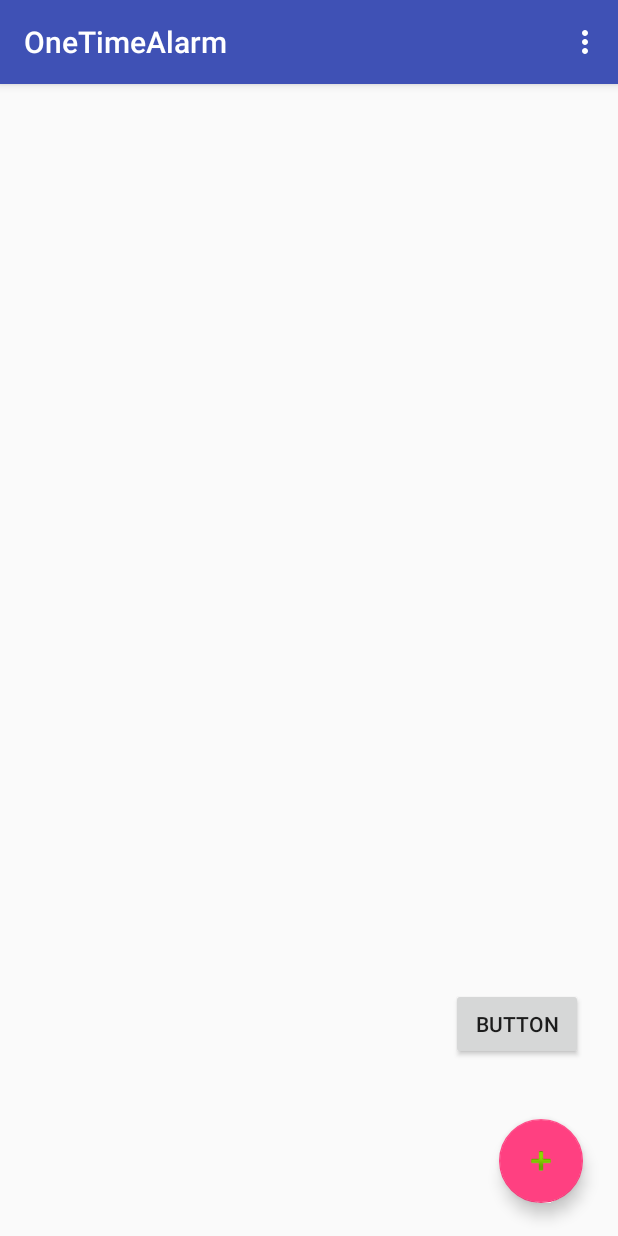
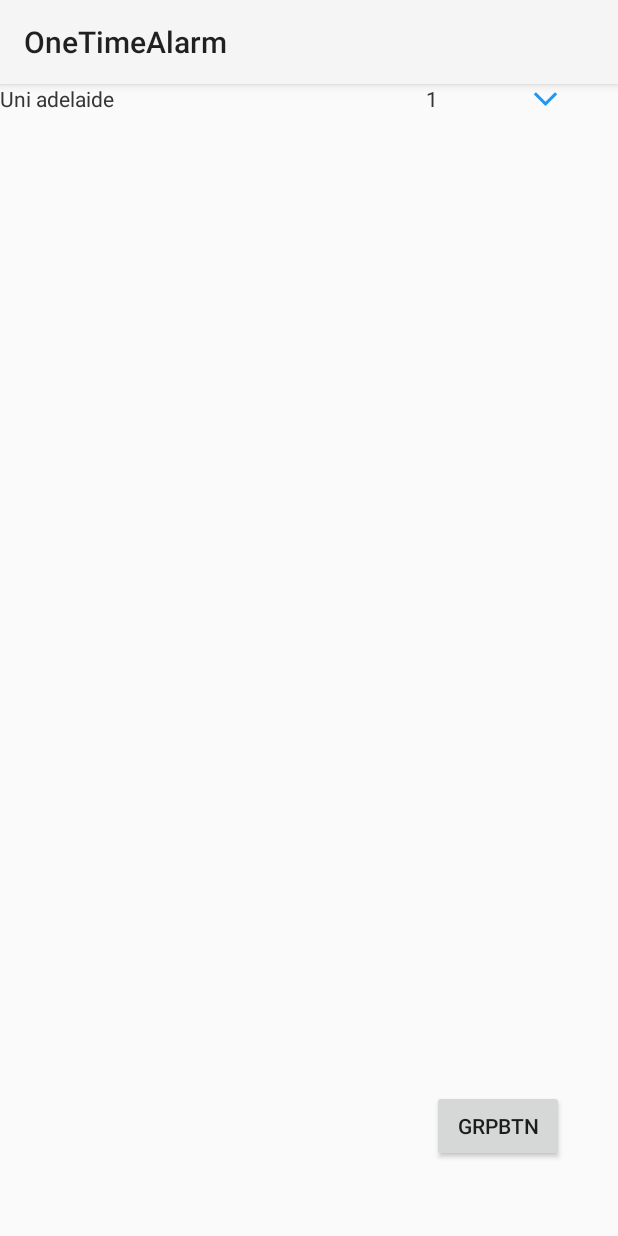
Before and after one commit to imsafwanuk/notify-me-android-app, an Android app: the screen it shows after launch (StartupActivity before the commit, GroupViewActivity after it), on a phone screen of 412 x 824 dp. Run offline under Robolectric (Android 15) with nearby library versions, the phone set to English and light mode, and no system bars.

Commit message:
collapsable fragment done with correct behavior and no design

```diff
--- /dev/null
+++ b/OneTimeAlarm/app/src/main/java/com/example/safwan/onetimealarm/GroupViewActivity.java
@@ -0,0 +1,54 @@
+package com.example.safwan.onetimealarm;
+
+import android.app.FragmentManager;
+import android.app.FragmentTransaction;
+import android.content.Intent;
+import android.support.v7.app.AppCompatActivity;
+import android.os.Bundle;
+import android.view.View;
+import android.widget.Button;
+
+import java.util.ArrayList;
+import java.util.HashMap;
+
+public class GroupViewActivity extends AppCompatActivity {
+
+    HashMap<String, ArrayList<Alarm> > locationMap;
+    Button grpbtn;
+    @Override
+    protected void onCreate(Bundle savedInstanceState) {
+        super.onCreate(savedInstanceState);
+        setContentView(R.layout.activity_group_view);
+
+
+        Intent i = getIntent();
+        if(i.hasExtra("hashmap")){
+            locationMap = (HashMap<String, ArrayList<Alarm> >) i.getSerializableExtra("hashmap");
+            System.out.println("found map");
+        }
+
+        grpbtn = (Button) findViewById(R.id.grpbtn);
+//        grpbtn.setOnClickListener(new View.OnClickListener() {
+//            @Override
+//            public void onClick(View view) {
+//
+//            }
+//        });
+
+
+        // add frag
+        FragmentManager fragmentManager = getFragmentManager();
+        FragmentTransaction fragmentTransaction = fragmentManager.beginTransaction();
+        LocationFragment locationFragment = new LocationFragment();
+        Bundle bundle = new Bundle();
+        bundle.putSerializable("hashmap",locationMap);
+        locationFragment.setArguments(bundle);
+        fragmentTransaction.add(R.id.frag, locationFragment);
+        fragmentTransaction.commit();
+//
+
+
+    }
+
+
+}
--- a/OneTimeAlarm/app/src/main/java/com/example/safwan/onetimealarm/StartupActivity.java
+++ b/OneTimeAlarm/app/src/main/java/com/example/safwan/onetimealarm/StartupActivity.java
@@ -29,6 +29,7 @@ import com.google.gson.reflect.TypeToken;
 
 import java.lang.reflect.Type;
 import java.util.ArrayList;
+import java.util.HashMap;
 
 public class StartupActivity extends AppCompatActivity {
 
@@ -46,7 +47,7 @@ public class StartupActivity extends AppCompatActivity {
     FloatingActionButton create_alarm_btn;
     TextView alarm_time_1;
     RelativeLayout startup_relative_layout;
-    Button btn;
+    Button chgbtn;
     TableLayout alarm_table;
     int cbId = CHECKBOX_ID_START;
 
@@ -64,6 +65,9 @@ public class StartupActivity extends AppCompatActivity {
         setContentView(R.layout.activity_startup);
         System.out.println("on create");
 
+        //
+
+
         alarm_table = (TableLayout) findViewById(R.id.alarm_table);
         create_alarm_btn = (FloatingActionButton) findViewById(R.id.create_alarm_btn);
 
@@ -79,10 +83,12 @@ public class StartupActivity extends AppCompatActivity {
 
 
         // demo button
-        btn = (Button) findViewById(R.id.btn);
-        btn.setOnClickListener(callMe);
+        chgbtn = (Button) findViewById(R.id.chngbtn);
+        chgbtn.setOnClickListener(callMe);
 
         create_alarm_btn .setOnClickListener(createNewAlarm);
+
+        callMe();
     }
 
 
@@ -141,12 +147,27 @@ public class StartupActivity extends AppCompatActivity {
     }
 
 
+    private void callMe() {
+
+            System.out.println("Call me ;)");
+            createLocationGroup();
+            getAllLocation();
+            Intent i = new Intent(StartupActivity.this, GroupViewActivity.class);
+            i.putExtra("hashmap", locationMap);
+            startActivity(i);
+    }
+
     private View.OnClickListener callMe = new View.OnClickListener() {
 
         @Override
         public void onClick(final View v) {
             System.out.println("Call me ;)");
-            insertAlarm(new Alarm());
+            createLocationGroup();
+            getAllLocation();
+            Intent i = new Intent(StartupActivity.this, GroupViewActivity.class);
+            i.putExtra("hashmap",locationMap);
+            startActivity(i);
+//            insertAlarm(new Alarm());
 //            try {
 //                alarmObj = alarmObjList.get(0).clone();
 //                createAlarmRow(alarmObj);
@@ -285,9 +306,8 @@ public class StartupActivity extends AppCompatActivity {
 
         // linear vertical layout
         LinearLayout linear_vertical_layout = new LinearLayout(StartupActivity.this);
-//        linear_vertical_layout.setLayoutParams(new LinearLayout.LayoutParams(ViewGroup.LayoutParams.MATCH_PARENT, ViewGroup.LayoutParams.MATCH_PARENT));
         linear_vertical_layout.setOrientation(LinearLayout.VERTICAL);
-//        linear_vertical_layout.setGravity(Gravity.LEFT);
+
 
             // TextView to display time
             TextView tv_time = new TextView(StartupActivity.this);
@@ -691,4 +711,34 @@ public class StartupActivity extends AppCompatActivity {
         }
     }
 
+
+    HashMap<String, ArrayList> locationMap;
+    private void createLocationGroup() {
+        locationMap = new HashMap<String, ArrayList>();
+        for(Alarm a : alarmObjList) {
+            String location = a.getLocation();
+            System.out.println("Loca: " + location);
+            if(!location.isEmpty() && !locationMap.containsKey(location)) {
+                locationMap.put(location,new ArrayList<Alarm>());
+            }
+
+            ArrayList<Alarm> arr = locationMap.get(location);
+            if(arr != null && !arr.contains(a))
+                arr.add(a);
+        }
+    }
+
+    private void getAllLocation() {
+        System.out.println("In get loca");
+
+
+        for(String s : locationMap.keySet()) {
+            System.out.println(s);
+            ArrayList<Alarm> arr = locationMap.get(s);
+            for(Alarm a : arr) {
+                System.out.println(a.getTimeString());
+            }
+        }
+    }
+
 }
--- /dev/null
+++ b/OneTimeAlarm/app/src/main/res/layout/activity_group_view.xml
@@ -0,0 +1,29 @@
+<?xml version="1.0" encoding="utf-8"?>
+<RelativeLayout xmlns:android="http://schemas.android.com/apk/res/android"
+    xmlns:app="http://schemas.android.com/apk/res-auto"
+    xmlns:tools="http://schemas.android.com/tools"
+    android:id="@+id/r"
+    android:layout_width="match_parent"
+    android:layout_height="match_parent"
+    tools:context="com.example.safwan.onetimealarm.GroupViewActivity">
+
+
+    <fragment
+        android:id="@+id/frag"
+        android:layout_width="match_parent"
+        android:layout_height="wrap_content"
+        class="com.example.safwan.onetimealarm.LocationFragment"/>
+
+
+    <Button
+        android:id="@+id/grpbtn"
+        android:layout_width="wrap_content"
+        android:layout_height="wrap_content"
+        android:layout_alignParentBottom="true"
+        android:layout_alignParentEnd="true"
+        android:layout_marginBottom="49dp"
+        android:layout_marginEnd="36dp"
+        android:text="grpbtn" />
+
+
+</RelativeLayout>
--- a/OneTimeAlarm/app/src/main/res/layout/activity_startup.xml
+++ b/OneTimeAlarm/app/src/main/res/layout/activity_startup.xml
@@ -28,13 +28,13 @@
         app:srcCompat="@android:drawable/ic_input_add" />
 
     <Button
-        android:id="@+id/btn"
+        android:id="@+id/chngbtn"
         android:layout_width="wrap_content"
         android:layout_height="wrap_content"
         android:layout_above="@+id/create_alarm_btn"
         android:layout_alignEnd="@+id/create_alarm_btn"
         android:layout_marginBottom="39dp"
-        android:text="Button" />
+        android:text="chngbtn" />
 
 
 </RelativeLayout>
--- /dev/null
+++ b/OneTimeAlarm/app/src/main/res/layout/fragment_location.xml
@@ -0,0 +1,114 @@
+<?xml version="1.0" encoding="utf-8"?>
+<RelativeLayout xmlns:android="http://schemas.android.com/apk/res/android"
+    xmlns:app="http://schemas.android.com/apk/res-auto"
+    xmlns:tools="http://schemas.android.com/tools"
+    android:layout_width="match_parent"
+    android:layout_height="match_parent">
+    <!--tools:context="com.example.safwan.onetimealarm.LocationFragment">-->
+
+    <TableLayout
+        android:id="@+id/location_table"
+        android:layout_width="match_parent"
+        android:layout_height="wrap_content"
+        android:weightSum="6">
+
+        <TableRow
+            android:id="@+id/header_row"
+            android:layout_width="match_parent"
+            android:layout_height="match_parent">
+
+            <TextView
+                android:id="@+id/textView8"
+                android:layout_width="wrap_content"
+                android:layout_height="wrap_content"
+                android:layout_weight="4"
+                android:gravity="left|center"
+                android:text="Uni adelaide" />
+
+            <TextView
+                android:id="@+id/textView7"
+                android:layout_width="wrap_content"
+                android:layout_height="wrap_content"
+                android:layout_gravity="center"
+                android:layout_weight="1"
+                android:gravity="center"
+                android:text="1" />
+
+            <ImageView
+                android:id="@+id/img1"
+                android:layout_width="wrap_content"
+                android:layout_height="match_parent"
+                android:layout_gravity="center"
+                android:layout_weight="1"
+                app:srcCompat="@drawable/down_arrow" />
+        </TableRow>
+
+        <TableRow
+            android:id="@+id/child_row"
+            android:layout_width="match_parent"
+            android:layout_height="match_parent">
+
+            <LinearLayout
+                android:layout_width="match_parent"
+                android:layout_height="match_parent"
+                android:layout_weight="6"
+                android:orientation="vertical">
+
+                <LinearLayout
+                    android:layout_width="match_parent"
+                    android:layout_height="match_parent"
+                    android:layout_weight="1"
+                    android:orientation="horizontal">
+
+                    <LinearLayout
+                        android:layout_width="match_parent"
+                        android:layout_height="match_parent"
+                        android:layout_weight="2"
+                        android:orientation="vertical">
+
+                        <TextView
+                            android:id="@+id/textView4"
+                            android:layout_width="match_parent"
+                            android:layout_height="wrap_content"
+                            android:gravity="left|center"
+                            android:text="12:45 pm" />
+
+                        <TextView
+                            android:id="@+id/textView3"
+                            android:layout_width="match_parent"
+                            android:layout_height="wrap_content"
+                            android:gravity="left|center"
+                            android:text="Title" />
+                    </LinearLayout>
+
+                    <TextView
+                        android:id="@+id/textView6"
+                        android:layout_width="match_parent"
+                        android:layout_height="match_parent"
+                        android:layout_weight="2"
+                        android:gravity="left|center"
+                        android:text="Mon, 12 Dec" />
+
+                </LinearLayout>
+
+                <LinearLayout
+                    android:layout_width="match_parent"
+                    android:layout_height="match_parent"
+                    android:layout_weight="2"
+                    android:orientation="horizontal">
+
+                    <TextView
+                        android:id="@+id/textView5"
+                        android:layout_width="wrap_content"
+                        android:layout_height="wrap_content"
+                        android:layout_weight="1"
+                        android:gravity="left|center"
+                        android:text="Description goes here as much as you can" />
+                </LinearLayout>
+
+            </LinearLayout>
+
+        </TableRow>
+    </TableLayout>
+
+</RelativeLayout>
```
Also changed, not shown: OneTimeAlarm/app/src/main/AndroidManifest.xml (+5 -3 lines), OneTimeAlarm/app/src/main/java/com/example/safwan/onetimealarm/LocationFragment.java (added, +225 -0 lines), OneTimeAlarm/app/src/main/res/drawable/down_arrow.png (added).
